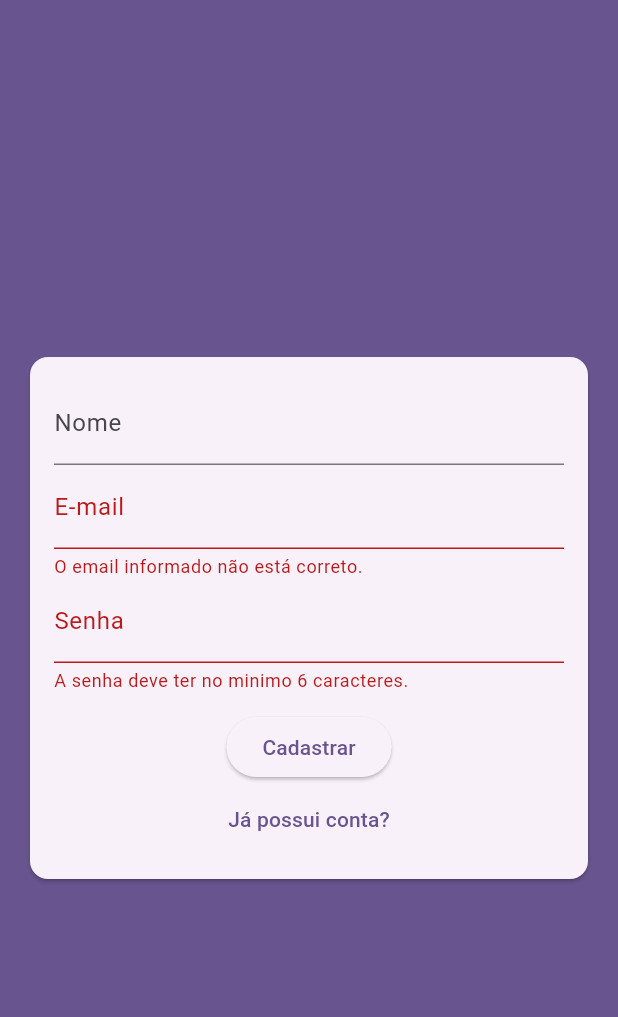
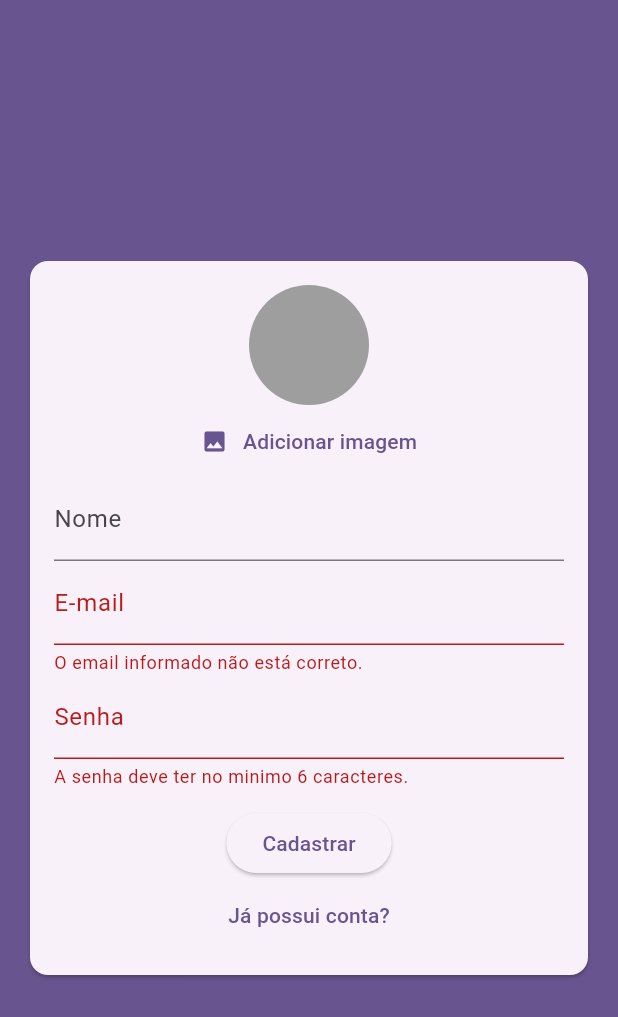
Before and after one commit to CSIRamone/chat, a Flutter app: the screen it shows after launch, after a tap on "Entrar", after a tap on "Criar uma nova conta?", on a phone screen of 412 x 824 dp. Shown: the top 1017 px of the screen. Run offline on Flutter 3.47's test engine with Material 2 defaults, Android fonts, the phone set to English and light mode, and no system bars; our stand-ins replace image_picker.

Commit message:
criado o componente userImage implementacao para pegar imagem da galeria

```diff
--- a/chat/lib/components/auth_form.dart
+++ b/chat/lib/components/auth_form.dart
@@ -1,3 +1,6 @@
+import 'dart:io';
+
+import 'package:chat/components/user_image_picker.dart';
 import 'package:flutter/material.dart';
 
 import '../models/auth_form_data.dart';
@@ -18,9 +21,24 @@ class _AuthFormState extends State<AuthForm> {
   final _formData = AuthFormData();
   final _formKey = GlobalKey<FormState>();
 
+  void _handleImagePick(File image) {
+    _formData.imagem = image;
+  }
+
+  void _showError(String msg) {
+    ScaffoldMessenger.of(context).showSnackBar(SnackBar(
+      content: Text(msg),
+      backgroundColor: Theme.of(context).indicatorColor,
+    ));
+  }
+
   void _submit() {
     final isValid = _formKey.currentState?.validate() ?? false;
     if (!isValid) return;
+
+    if (_formData.imagem == null && _formData.isSignup) {
+      return _showError('Imagem nao selecionada.');
+    }
 
     widget.onSubmit(_formData);
   }
@@ -35,6 +53,10 @@ class _AuthFormState extends State<AuthForm> {
           key: _formKey,
           child: Column(
             children: [
+              if (_formData.isSignup)
+                UserImagePicker(
+                  onImagePick: _handleImagePick,
+                ),
               if (_formData.isSignup)
                 TextFormField(
                   key: const ValueKey('name'),
--- /dev/null
+++ b/chat/lib/components/user_image_picker.dart
@@ -0,0 +1,60 @@
+import 'dart:io';
+
+import 'package:flutter/material.dart';
+import 'package:image_picker/image_picker.dart';
+
+class UserImagePicker extends StatefulWidget {
+  final void Function(File image) onImagePick;
+  const UserImagePicker({super.key, required this.onImagePick});
+
+  @override
+  State<UserImagePicker> createState() => _UserImagePickerState();
+}
+
+class _UserImagePickerState extends State<UserImagePicker> {
+  File? _image;
+
+  Future<void> _pickImage() async {
+    final picker = ImagePicker();
+    final pickerImage = await picker.pickImage(
+      source: ImageSource.gallery,
+      imageQuality: 50,
+      maxWidth: 150,
+    );
+
+    if (pickerImage != null) {
+      setState(() {
+        _image = File(pickerImage.path);
+      });
+
+      widget.onImagePick(_image!);
+    }
+  }
+
+  @override
+  Widget build(BuildContext context) {
+    return Column(
+      children: [
+        CircleAvatar(
+          radius: 40,
+          backgroundColor: Colors.grey,
+          backgroundImage: _image != null ? FileImage(_image!) : null,
+        ),
+        TextButton(
+          onPressed: _pickImage,
+          child: Row(
+            mainAxisAlignment: MainAxisAlignment.center,
+            children: [
+              Icon(
+                Icons.image,
+                color: Theme.of(context).primaryColor,
+              ),
+              const SizedBox(width: 10),
+              const Text('Adicionar imagem'),
+            ],
+          ),
+        ),
+      ],
+    );
+  }
+}
```
Also changed, not shown: 3 other files.
